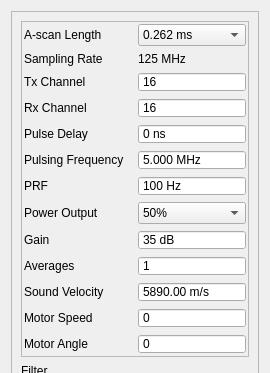
The window that tsettings.ui (SDJoeKing/Tubers_GUI) describes before a commit, drawn with Qt 5; both pictures show x 0 to 270 and y 0 to 373 of the 270 by 810 pixel window.
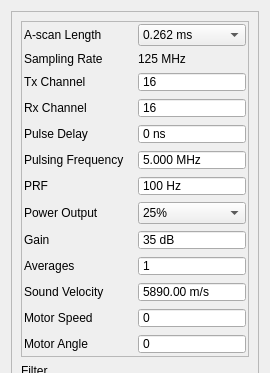
The same window after the commit.

Patch:
```diff
--- a/tsettings.ui
+++ b/tsettings.ui
@@ -342,7 +342,7 @@
              <enum>Qt::ClickFocus</enum>
             </property>
             <property name="currentIndex">
-             <number>1</number>
+             <number>0</number>
             </property>
             <item>
              <property name="text">
```
Left out of the diff: 7 changed lines with no effect on the pictures.
